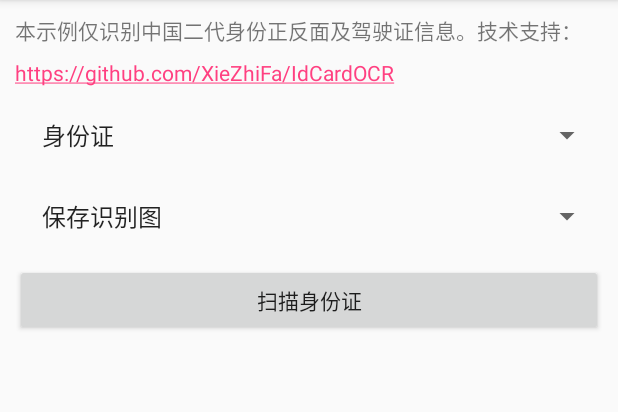
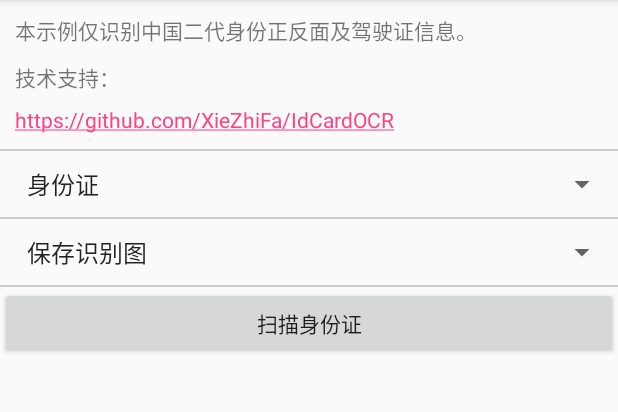
Before and after one commit to manhan9100/IdCardOCR, an Android app: the screen it shows after launch (MainActivity), on a phone screen of 412 x 824 dp, the part 84-496 px from its top. Run offline under Robolectric (Android 15) with nearby library versions, the phone set to English and light mode, and no system bars; our stand-ins replace data binding; libraries missing offline, so code that uses them is left out: com.msd.ocr; 1 statement that could not run was skipped.

```diff
--- a/app/src/main/res/layout/activity_main.xml
+++ b/app/src/main/res/layout/activity_main.xml
@@ -8,7 +8,7 @@
         android:layout_width="match_parent"
         android:layout_height="match_parent"
         android:orientation="vertical"
-        android:padding="10dp"
+
         tools:context="com.tomcat.ocr.idcard.MainActivity">
 
         <TextView
@@ -17,30 +17,45 @@
             android:layout_height="wrap_content"
             android:autoLink="all"
             android:lineSpacingMultiplier="1.5"
-            android:text="本示例仅识别中国二代身份正反面及驾驶证信息。技术支持：https://github.com/XieZhiFa/IdCardOCR"
+            android:padding="10dp"
+            android:text="本示例仅识别中国二代身份正反面及驾驶证信息。\n技术支持：\nhttps://github.com/XieZhiFa/IdCardOCR"
             android:textIsSelectable="true"/>
+
+        <View
+            android:layout_width="match_parent"
+            android:layout_height="1dp"
+            android:background="#ccc"/>
 
         <Spinner
             android:id="@+id/type"
             android:layout_width="match_parent"
             android:layout_height="wrap_content"
-            android:layout_marginTop="10dp"
-            android:padding="10dp"
-            android:entries="@array/types"/>
+            android:entries="@array/types"
+            android:padding="10dp"/>
+
+
+        <View
+            android:layout_width="match_parent"
+            android:layout_height="1dp"
+            android:background="#ccc"/>
 
         <Spinner
             android:id="@+id/saveImage"
             android:layout_width="match_parent"
             android:layout_height="wrap_content"
-            android:padding="10dp"
-            android:layout_marginTop="10dp"
-            android:entries="@array/saveImage"/>
+            android:entries="@array/saveImage"
+            android:padding="10dp"/>
+
+
+        <View
+            android:layout_width="match_parent"
+            android:layout_height="1dp"
+            android:background="#ccc"/>
 
         <Button
             android:id="@+id/button"
             android:layout_width="match_parent"
             android:layout_height="wrap_content"
-            android:layout_marginTop="10dp"
             android:text="扫描身份证"/>
 
 
```
